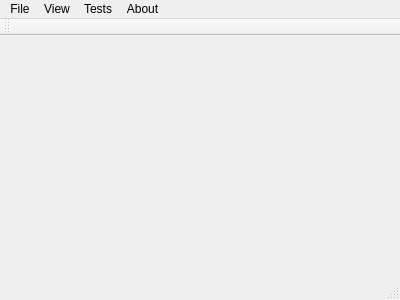
Before: the Qt Designer form demo/mainwindow.ui in harry2002731/QT_Ueyes, drawn with Qt 5.
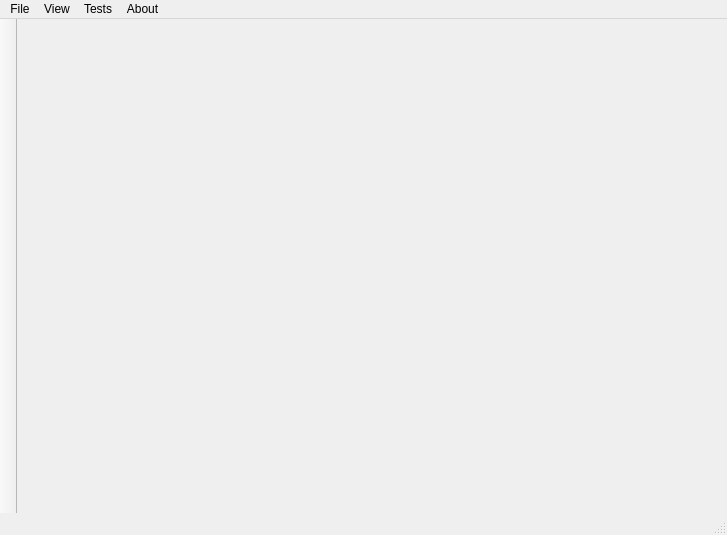
After: the same form once the commit is applied.

Commit message: 修改UI界面，将toolbar设置为不可移动和在左侧

```diff
--- a/demo/mainwindow.ui
+++ b/demo/mainwindow.ui
@@ -6,8 +6,8 @@
    <rect>
     <x>0</x>
     <y>0</y>
-    <width>400</width>
-    <height>300</height>
+    <width>727</width>
+    <height>535</height>
    </rect>
   </property>
   <property name="windowTitle">
@@ -16,14 +16,33 @@
   <property name="dockOptions">
    <set>QMainWindow::AllowTabbedDocks</set>
   </property>
-  <widget class="QWidget" name="centralWidget"/>
+  <widget class="QWidget" name="centralWidget">
+   <layout class="QHBoxLayout" name="horizontalLayout"/>
+  </widget>
+  <widget class="QToolBar" name="toolBar">
+   <property name="windowTitle">
+    <string>toolBar</string>
+   </property>
+   <property name="movable">
+    <bool>false</bool>
+   </property>
+   <property name="orientation">
+    <enum>Qt::Vertical</enum>
+   </property>
+   <attribute name="toolBarArea">
+    <enum>LeftToolBarArea</enum>
+   </attribute>
+   <attribute name="toolBarBreak">
+    <bool>false</bool>
+   </attribute>
+  </widget>
   <widget class="QStatusBar" name="statusBar"/>
   <widget class="QMenuBar" name="menuBar">
    <property name="geometry">
     <rect>
      <x>0</x>
      <y>0</y>
-     <width>400</width>
+     <width>727</width>
      <height>21</height>
     </rect>
    </property>
@@ -54,17 +73,6 @@
    <addaction name="menuTests"/>
    <addaction name="menuAbout"/>
   </widget>
-  <widget class="QToolBar" name="toolBar">
-   <property name="windowTitle">
-    <string>toolBar</string>
-   </property>
-   <attribute name="toolBarArea">
-    <enum>TopToolBarArea</enum>
-   </attribute>
-   <attribute name="toolBarBreak">
-    <bool>false</bool>
-   </attribute>
-  </widget>
   <action name="actionExit">
    <property name="text">
     <string>Exit</string>
```
